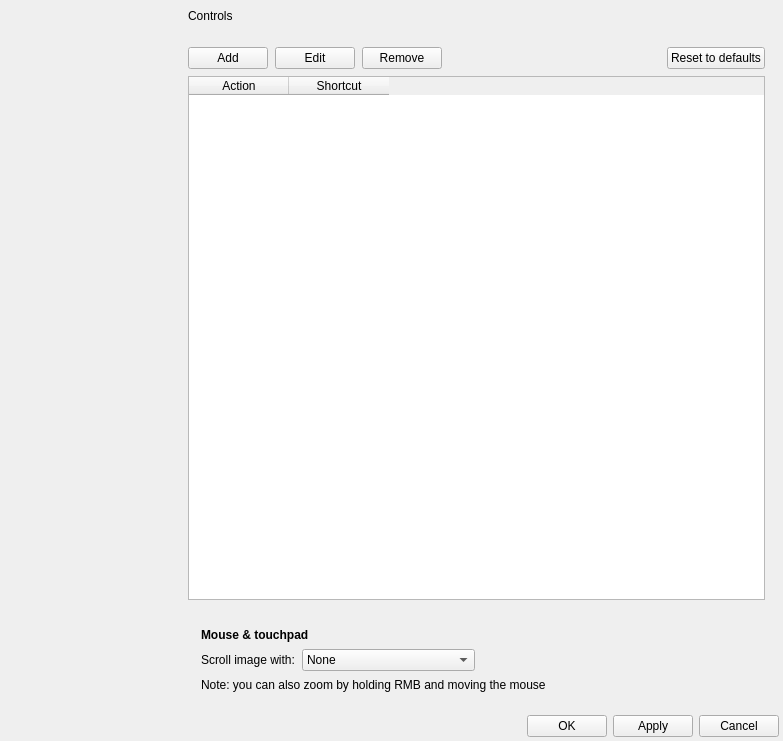
Old version of the form qimgv/gui/dialogs/settingsdialog.ui in the repository do-i/thumbgrid.
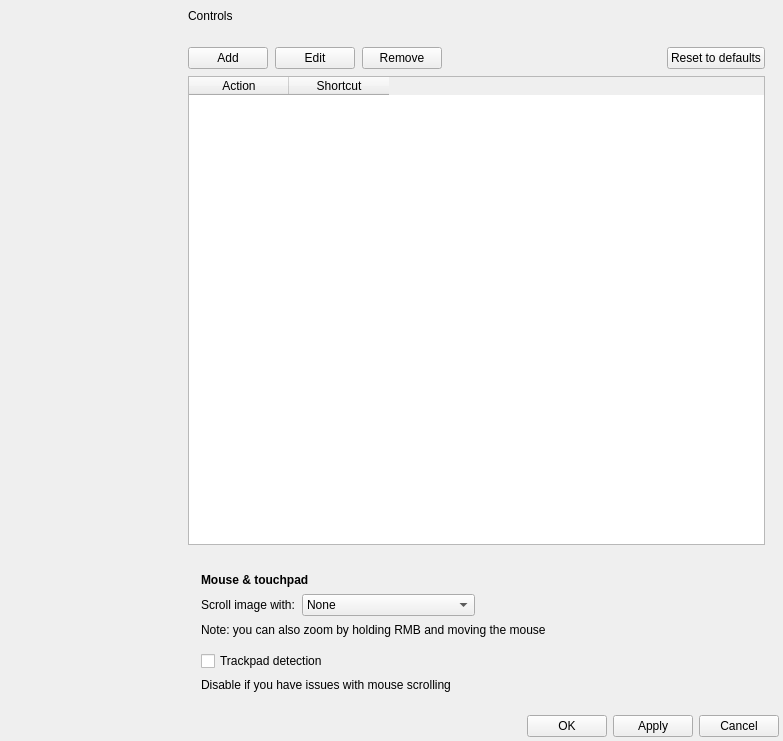
New version of the form. The open tabs and pages were chosen to show the change. Custom widgets are drawn as their Qt base class.

Commit message: [Settings] add trackpadDetection toggle #337

```diff
--- a/qimgv/gui/dialogs/settingsdialog.ui
+++ b/qimgv/gui/dialogs/settingsdialog.ui
@@ -3940,6 +3940,30 @@
                 </property>
                </widget>
               </item>
+              <item>
+               <widget class="QWidget" name="widget_29" native="true">
+                <property name="accessibleName">
+                 <string notr="true">SLine</string>
+                </property>
+               </widget>
+              </item>
+              <item>
+               <widget class="QCheckBox" name="trackpadDetectionCheckBox">
+                <property name="text">
+                 <string>Trackpad detection</string>
+                </property>
+               </widget>
+              </item>
+              <item>
+               <widget class="QLabel" name="label_7">
+                <property name="accessibleName">
+                 <string notr="true">SNoteText</string>
+                </property>
+                <property name="text">
+                 <string>Disable if you have issues with mouse scrolling</string>
+                </property>
+               </widget>
+              </item>
              </layout>
             </widget>
            </item>
```
Left out of the diff: 8 changed lines with no effect on the pictures. The commit also changes 5 other files.
